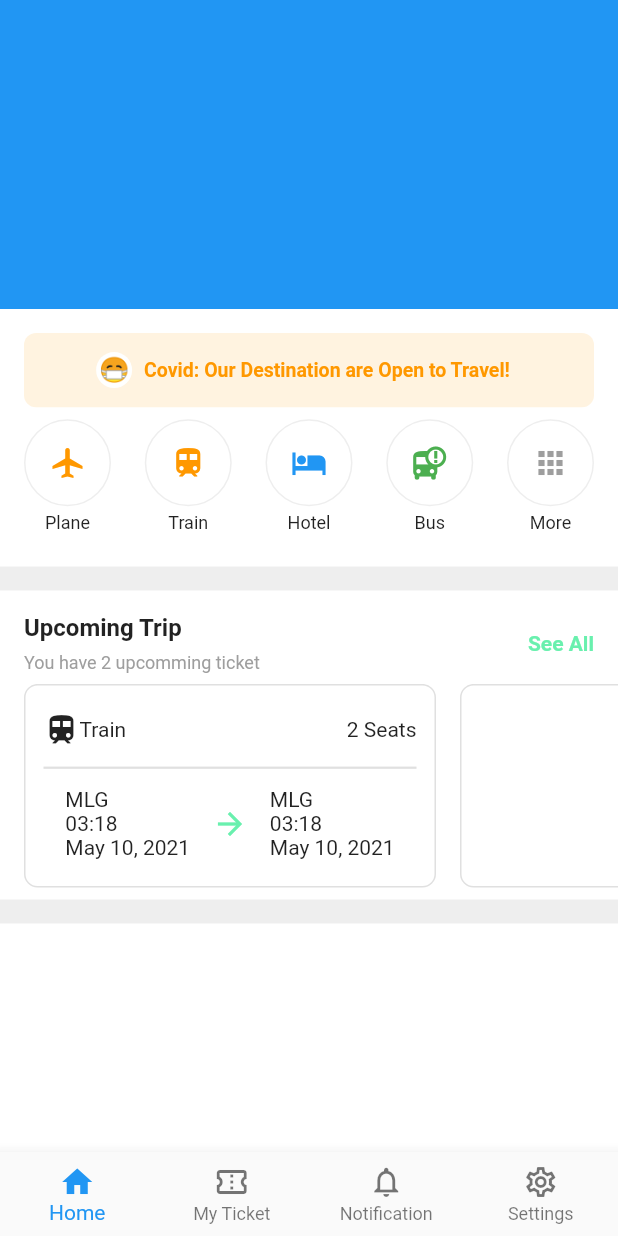
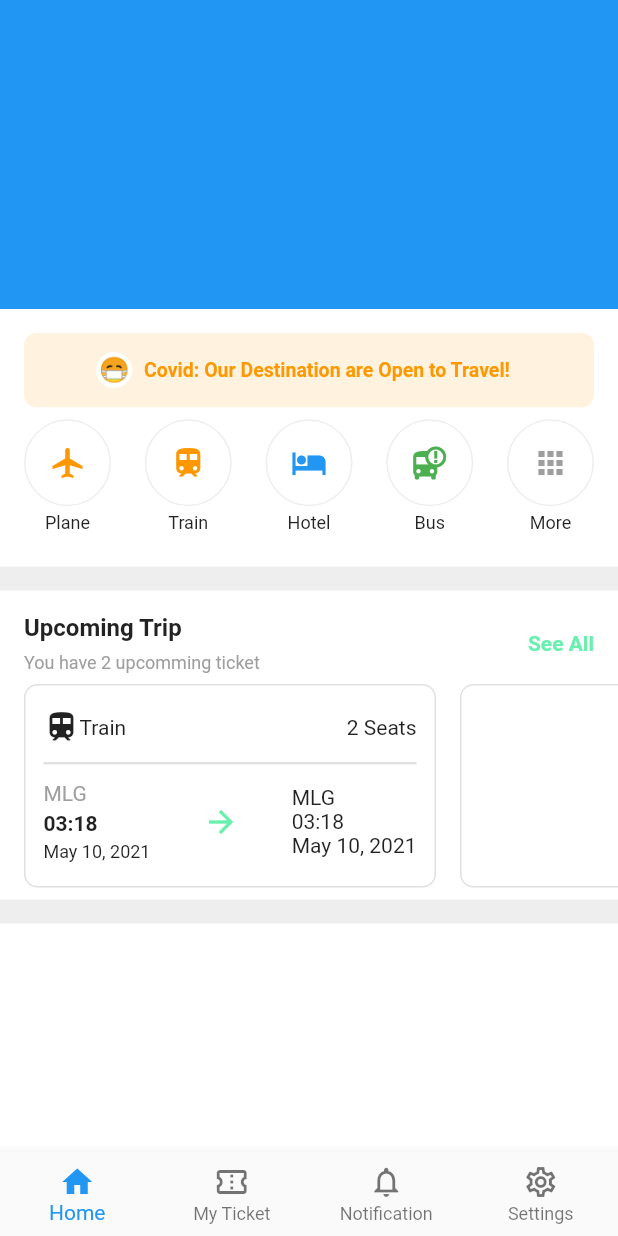
Before and after one commit to JAICHANGPARK/flutter_notebook_11th_story, a Flutter app: the screen it shows after launch, on a phone screen of 412 x 824 dp. Run offline on Flutter 3.47's test engine with Material 2 defaults, Android fonts, the phone set to English and light mode, and no system bars; our stand-ins replace backdrop, badges, flutter_inner_drawer, flutter_slidable, google_fonts.

Commit message:
Update ticket_booking_home_page.dart

```diff
--- a/lib/ep710_ticket_booking_app/ticket_booking_home_page.dart
+++ b/lib/ep710_ticket_booking_app/ticket_booking_home_page.dart
@@ -259,16 +259,24 @@ class _TicketBookingHomePageState extends State<TicketBookingHomePage> {
                                       thickness: 1.5,
                                     ),
                                     Row(
-                                      mainAxisAlignment: MainAxisAlignment.spaceEvenly,
+                                      mainAxisAlignment: MainAxisAlignment.spaceBetween,
                                       crossAxisAlignment: CrossAxisAlignment.center,
                                       children: [
                                         Column(
                                           crossAxisAlignment: CrossAxisAlignment.start,
-                                          mainAxisAlignment: MainAxisAlignment.spaceEvenly,
                                           children: [
-                                            Text("MLG"),
-                                            Text("03:18"),
-                                            Text("May 10, 2021")
+                                            Text("MLG", style: TextStyle(
+                                              color: Colors.grey,
+                                            ),),
+                                            Padding(
+                                              padding: const EdgeInsets.symmetric(vertical: 4),
+                                              child: Text("03:18", style: TextStyle(
+                                                fontWeight: FontWeight.bold,
+                                              ),),
+                                            ),
+                                            Text("May 10, 2021",style: TextStyle(
+                                              fontSize: 12
+                                            ),)
                                           ],
                                         ),
                                         Icon(Icons.arrow_forward, color: Colors.greenAccent,
```
